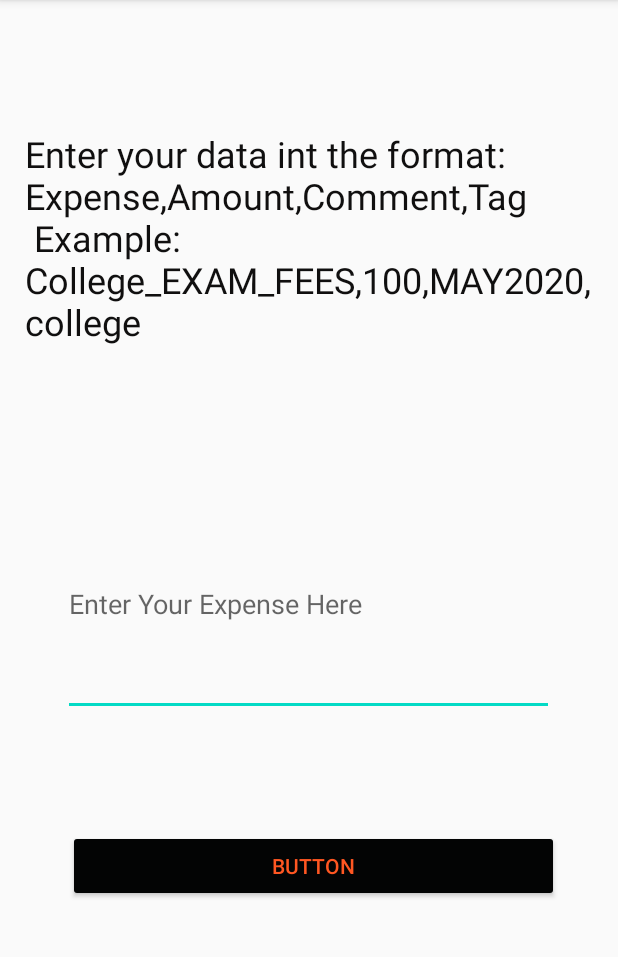
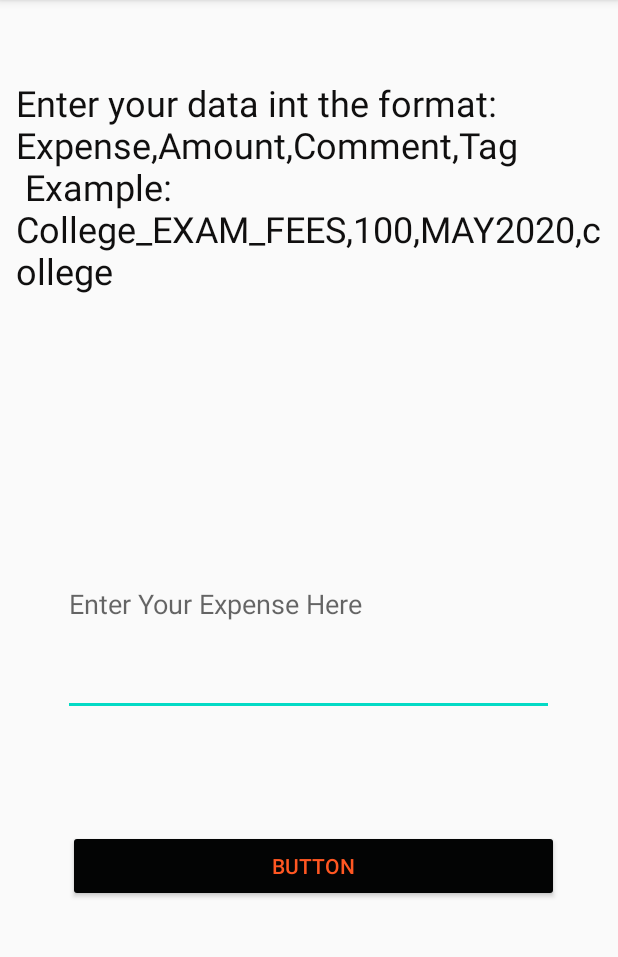
Before and after one commit to Prathmesh2498/ExpensesManagerForNotion, an Android app: the screen it shows after launch (MainActivity), on a phone screen of 412 x 824 dp, the part 84-1041 px from its top. Run offline under Robolectric (Android 15) with nearby library versions, the light colour scheme and no system bars; libraries missing offline, so code that uses them is left out: com.chaquo.python.

Commit message:
Final Application

```diff
--- a/app/src/main/java/com/example/expensesnotion/MainActivity.java
+++ b/app/src/main/java/com/example/expensesnotion/MainActivity.java
@@ -6,6 +6,7 @@ import android.app.ProgressDialog;
 import android.content.Context;
 import android.os.AsyncTask;
 import android.os.Bundle;
+import android.text.Html;
 import android.text.NoCopySpan;
 import android.util.Log;
 import android.view.View;
@@ -122,12 +123,11 @@ public class MainActivity extends AppCompatActivity {
                 Toast.makeText(MainActivity.this, result, Toast.LENGTH_SHORT).show();
             }
             else{
-                tv.setText(result);
+
+                String sourceString = "<b>" + result + "</b> " ;
+                tv.setText(Html.fromHtml(sourceString, Html.FROM_HTML_MODE_LEGACY));
                 Toast.makeText(MainActivity.this, "Record Deleted!\nPlease add again.", Toast.LENGTH_LONG).show();
             }
-
-
-
 
 
         }
--- a/app/src/main/res/layout/activity_main.xml
+++ b/app/src/main/res/layout/activity_main.xml
@@ -8,11 +8,12 @@
 
     <TextView
         android:id="@+id/tv"
-        android:layout_width="384dp"
-        android:layout_height="160dp"
+        android:layout_width="398dp"
+        android:layout_height="216dp"
         android:layout_marginStart="29dp"
-        android:layout_marginTop="56dp"
+        android:layout_marginTop="42dp"
         android:layout_marginEnd="26dp"
+        android:layout_marginBottom="276dp"
         android:text="Enter your data int the format: Expense,Amount,Comment,Tag \n Example:\nCollege_EXAM_FEES,100,MAY2020,college"
         android:textColor="#100F0F"
         android:textSize="24sp"
@@ -20,8 +21,7 @@
         app:layout_constraintEnd_toEndOf="parent"
         app:layout_constraintHorizontal_bias="0.464"
         app:layout_constraintStart_toStartOf="parent"
-        app:layout_constraintTop_toTopOf="parent"
-        app:layout_constraintVertical_bias="0.088" />
+        app:layout_constraintTop_toTopOf="parent" />
 
     <EditText
         android:id="@+id/editText"
```
Also changed, not shown: 1 other file.
